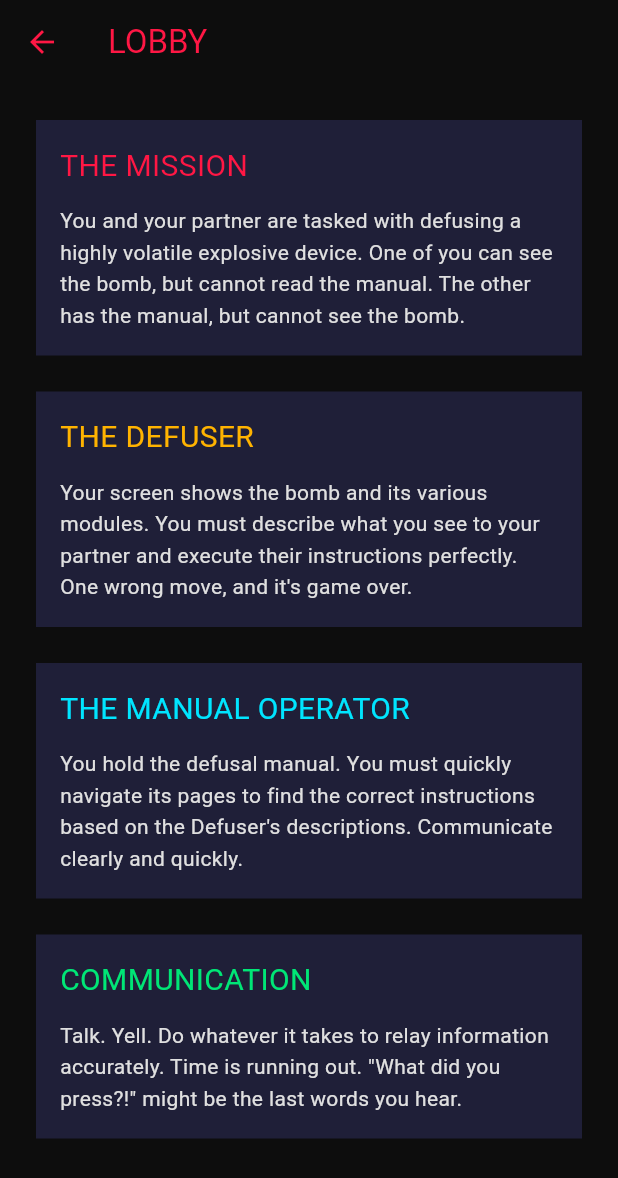
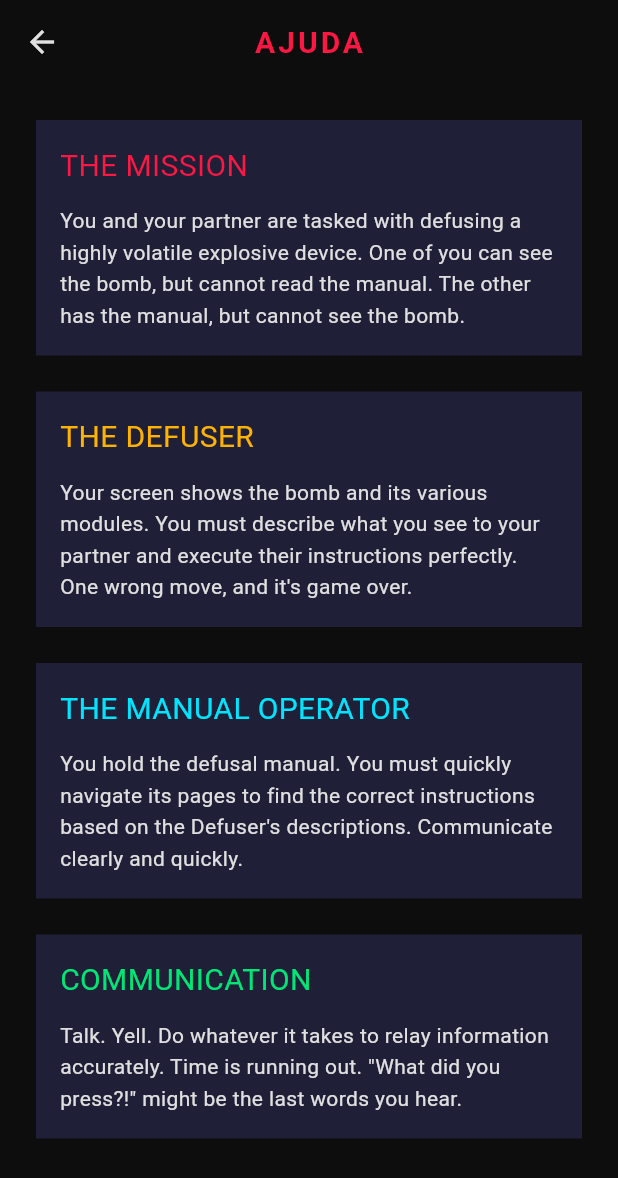
Before and after one commit to LeTomarrow/CM-g03, a Flutter app: the screen it shows after launch, after a tap on "AJUDA", on a phone screen of 412 x 824 dp. Shown: the top 1178 px of the screen. Run offline on Flutter 3.47's test engine with Material 3 defaults, Android fonts, the phone set to English and light mode, and no system bars; our stand-ins replace google_fonts.

Commit message:
bug fixing and cleaning

```diff
--- a/what_did_you_press/lib/features/account.dart
+++ b/what_did_you_press/lib/features/account.dart
@@ -1,6 +1,6 @@
 import 'package:flutter/material.dart';
 import 'package:what_did_you_press/core/app_theme.dart';
-import 'package:what_did_you_press/features/menu.dart';
+import 'package:what_did_you_press/core/widgets.dart';
 
 class AccountPage extends StatefulWidget {
   const AccountPage({super.key});
--- a/what_did_you_press/lib/features/configs.dart
+++ b/what_did_you_press/lib/features/configs.dart
@@ -1,6 +1,6 @@
 import 'package:flutter/material.dart';
 import 'package:what_did_you_press/core/app_theme.dart';
-import 'package:what_did_you_press/features/menu.dart';
+import 'package:what_did_you_press/core/widgets.dart';
 
 class ConfigsPage extends StatefulWidget {
   const ConfigsPage({super.key});
--- a/what_did_you_press/lib/features/help.dart
+++ b/what_did_you_press/lib/features/help.dart
@@ -38,7 +38,7 @@ class HelpPage extends StatelessWidget {
       appBar: AppBar(
         backgroundColor: Colors.transparent,
         foregroundColor: AppColors.danger,
-        title: Text('LOBBY'),
+        title: Text('AJUDA'),
       ),
       body: SafeArea(
         child: ListView(
--- a/what_did_you_press/lib/features/lobby.dart
+++ b/what_did_you_press/lib/features/lobby.dart
@@ -1,6 +1,6 @@
 import 'package:flutter/material.dart';
 import 'package:what_did_you_press/core/app_theme.dart';
-import 'package:what_did_you_press/features/menu.dart';
+import 'package:what_did_you_press/core/widgets.dart';
 
 class LobbyPage extends StatefulWidget {
   const LobbyPage({super.key});
--- a/what_did_you_press/lib/features/menu.dart
+++ b/what_did_you_press/lib/features/menu.dart
@@ -1,5 +1,6 @@
 import 'package:flutter/material.dart';
 import 'package:what_did_you_press/core/app_theme.dart';
+import 'package:what_did_you_press/core/widgets.dart';
 import 'package:what_did_you_press/features/account.dart';
 import 'package:what_did_you_press/features/configs.dart';
 import 'package:what_did_you_press/features/help.dart';
@@ -91,39 +92,3 @@ class _GamePageState extends State<GamePage> {
     );
   }
 }
-
-class MenuButton extends StatelessWidget {
-  const MenuButton({
-    super.key,
-    required this.label,
-    required this.onPressed,
-    this.color = AppColors.danger,
-  });
-
-  final String label;
-  final void Function() onPressed;
-  final Color color;
-
-  @override
-  Widget build(BuildContext context) {
-    return InkWell(
-      onTap: onPressed,
-      borderRadius: BorderRadius.circular(8),
-      child: Container(
-        width: double.infinity,
-        padding: const EdgeInsets.symmetric(vertical: 16),
-        decoration: BoxDecoration(
-          color: color,
-          borderRadius: BorderRadius.circular(8),
-        ),
-        child: Text(
-          label,
-          textAlign: TextAlign.center,
-          style: Theme.of(
-            context,
-          ).textTheme.labelLarge?.copyWith(color: Colors.white),
-        ),
-      ),
-    );
-  }
-}
--- a/what_did_you_press/lib/main.dart
+++ b/what_did_you_press/lib/main.dart
@@ -1,5 +1,6 @@
 import 'package:flutter/material.dart';
 import 'package:what_did_you_press/features/menu.dart';
+import 'package:what_did_you_press/core/app_theme.dart';
 
 void main() {
   runApp(const MainApp());
@@ -10,8 +11,6 @@ class MainApp extends StatelessWidget {
 
   @override
   Widget build(BuildContext context) {
-    return const MaterialApp(
-      home: MenuPage(),
-    );
+    return MaterialApp(theme: AppTheme.darkTheme, home: const MenuPage());
   }
 }
```
Also changed, not shown: what_did_you_press/lib/core/app_theme.dart (+7 -30 lines), what_did_you_press/lib/core/widgets.dart (added, +61 -0 lines).
